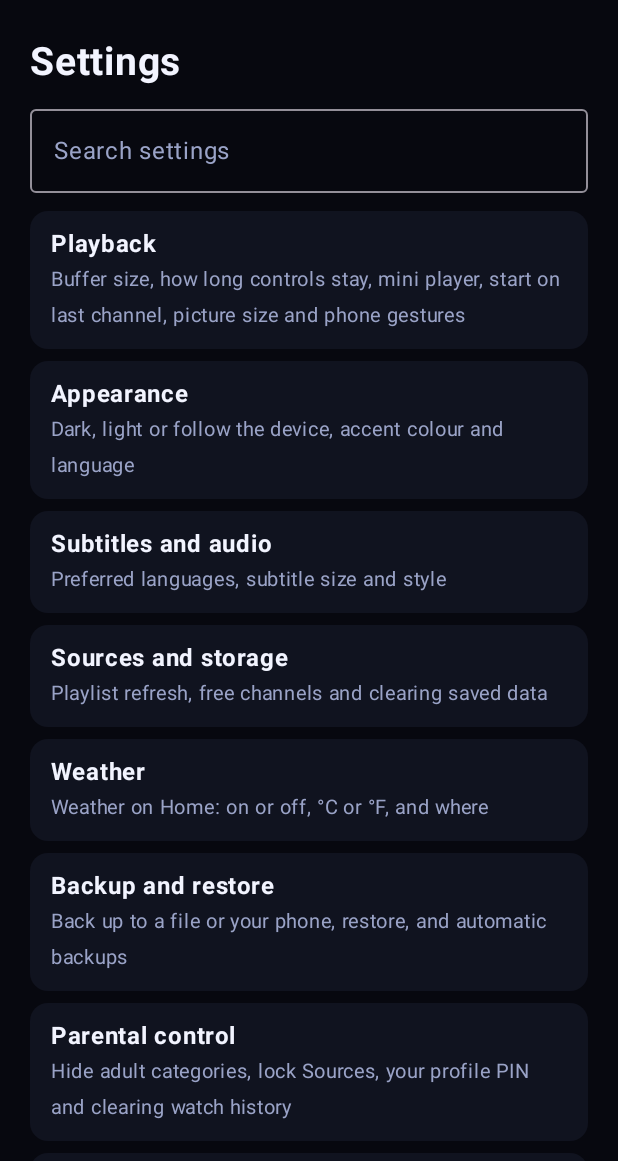
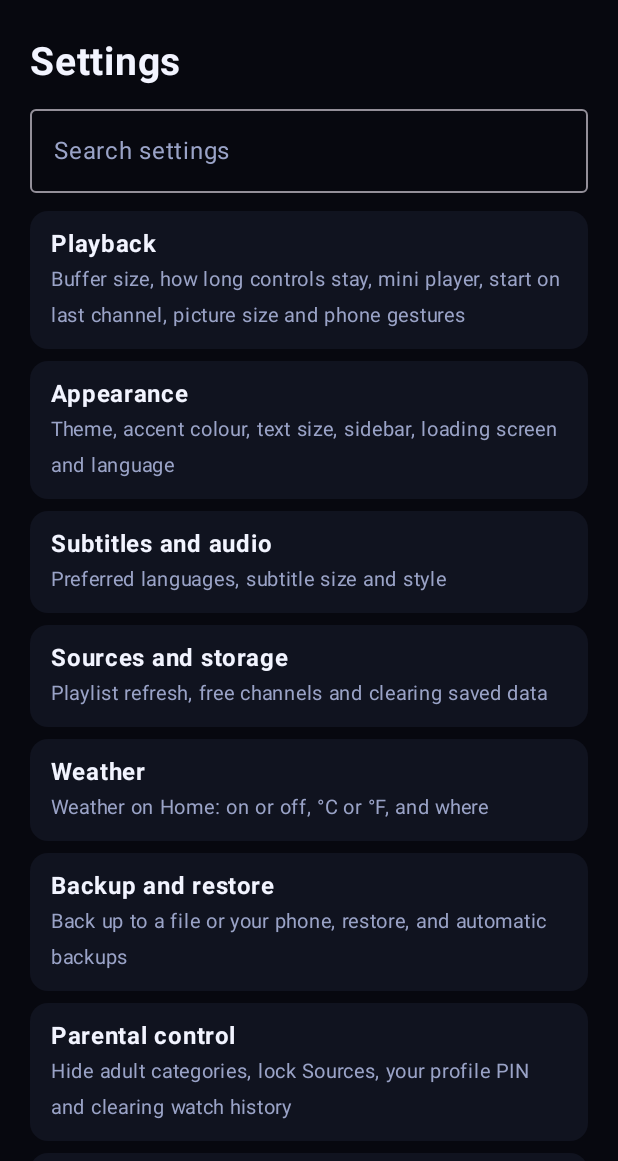
Before and after one commit to MAMIMami19/VantaView, an Android app built with Jetpack Compose: the SettingsScreen screen opened through its navigation route, on a phone screen of 412 x 824 dp, the part 75-1236 px from its top. Run offline under Robolectric (Android 15) with nearby library versions, the phone set to English and light mode, and no system bars; our stand-ins replace Dagger/Hilt's generated code.

Commit message:
Settings: Appearance
Theme: Dark, Black (OLED), Light or Follow device; the colours are now
snapshot state so every screen switches at once, with dark status bar
icons on Light. Accent: six presets or a custom colour (hue slider or
hex). Text size: Small, Normal, Large. Switches for the sidebar
auto-hide and the loading screen. Language shows English and follows
the device once translations exist. Appearance is backed up.

Co-Authored-By: Claude Opus 5.5 <noreply@anthropic.com>
Claude-Session: https://claude.ai/code/session_01YWuUH7VjpPDNJcbUgkJAWQ

```diff
--- a/app/src/main/java/com/vantaview/app/MainActivity.kt
+++ b/app/src/main/java/com/vantaview/app/MainActivity.kt
@@ -55,13 +55,15 @@ class MainActivity : ComponentActivity() {
     @Inject lateinit var profiles: ProfileRepository
     @Inject lateinit var backups: com.vantaview.app.data.backup.BackupManager
     @Inject lateinit var parental: com.vantaview.app.data.profile.ParentalControl
+    @Inject lateinit var appearance: com.vantaview.app.data.AppearanceSettings
 
     override fun onCreate(savedInstanceState: Bundle?) {
         super.onCreate(savedInstanceState)
         // Automatic backups after playlist or profile changes (when switched on in Settings).
         backups.startAutomatic()
         setContent {
-            VantaTheme {
+            val look by appearance.state.collectAsState()
+            VantaTheme(look) {
                 AppNav(prefs, providers, addons, profiles, parental, onExit = { finish() })
             }
         }
@@ -122,12 +124,13 @@ private fun AppNav(
     }
 
     // Loading screen with the light ripple: shown at least 1.6 seconds when the app starts (not on rotation).
-    var splash by androidx.compose.runtime.saveable.rememberSaveable { mutableStateOf(true) }
+    val showLoading = com.vantaview.app.ui.LocalAppearance.current.loadingScreen
+    var splash by androidx.compose.runtime.saveable.rememberSaveable { mutableStateOf(showLoading) }
     LaunchedEffect(Unit) { kotlinx.coroutines.delay(1_600); splash = false }
 
     val startRoute = start
     if (startRoute == null) {
-        com.vantaview.app.ui.SplashScreen()
+        if (showLoading) com.vantaview.app.ui.SplashScreen() else Box(Modifier.fillMaxSize().background(Vanta.Bg))
         return
     }
 
@@ -289,7 +292,7 @@ private fun AppNav(
         if (profile != null) com.vantaview.app.feature.country.CountryChooserHost()
     }
     // The ripple is drawn by OpenGL, which can't be faded as a layer, so the splash dims itself out.
-    var splashShown by androidx.compose.runtime.saveable.rememberSaveable { mutableStateOf(true) }
+    var splashShown by androidx.compose.runtime.saveable.rememberSaveable { mutableStateOf(showLoading) }
     LaunchedEffect(splash) { if (!splash) { kotlinx.coroutines.delay(420); splashShown = false } }
     if (splashShown) com.vantaview.app.ui.SplashScreen(leaving = !splash)
     }
--- a/app/src/main/java/com/vantaview/app/data/backup/BackupManager.kt
+++ b/app/src/main/java/com/vantaview/app/data/backup/BackupManager.kt
@@ -70,12 +70,13 @@ class BackupManager @Inject constructor(
     private val history: WatchHistory,
     private val debrid: DebridStore,
     private val providers: ProviderRepository,
+    private val appearance: com.vantaview.app.data.AppearanceSettings,
     @AppScope private val scope: CoroutineScope,
 ) {
     private val sp = context.getSharedPreferences("backup", Context.MODE_PRIVATE)
 
     /** Settings files copied into a backup. ("guide" is a cache; "debrid" goes in the locked part.) */
-    private val prefNames = listOf("vantaview", "history", "countries", "playback", "parental")
+    private val prefNames = listOf("vantaview", "history", "countries", "playback", "parental", "appearance")
 
     private val _lastAuto = MutableStateFlow(sp.getLong("last_auto", 0))
     val lastAuto: StateFlow<Long> = _lastAuto
@@ -334,6 +335,7 @@ class BackupManager @Inject constructor(
             merge(profiles, playlists, favourites, kids, addons, debridAccounts, settings)
         }
         history.reload()
+        appearance.reload()
         // Download channels for every playlist again.
         db.backup().providers().forEach { p -> providers.sync(p.id) }
     }
--- a/app/src/main/java/com/vantaview/app/feature/settings/SettingsLayout.kt
+++ b/app/src/main/java/com/vantaview/app/feature/settings/SettingsLayout.kt
@@ -41,7 +41,10 @@ enum class SettingsSection(val title: String, val summary: String, val keywords:
         "Playback", "Buffer size, how long controls stay, mini player, start on last channel, picture size and phone gestures",
         "buffer buffering controls hide mini player preview start last channel picture size fit fill zoom gestures swipe double tap",
     ),
-    APPEARANCE("Appearance", "Dark, light or follow the device, accent colour and language", "theme dark light accent colour color language"),
+    APPEARANCE(
+        "Appearance", "Theme, accent colour, text size, sidebar, loading screen and language",
+        "theme dark light black oled follow device accent colour color text size font sidebar hide loading screen splash ripple language",
+    ),
     SUBTITLES("Subtitles and audio", "Preferred languages, subtitle size and style", "subtitle subtitles captions audio language track size"),
     SOURCES("Sources and storage", "Playlist refresh, free channels and clearing saved data", "playlist refresh free tv channels storage cache clear guide epg"),
     WEATHER("Weather", "Weather on Home: on or off, °C or °F, and where", "weather temperature celsius fahrenheit location town city forecast"),
--- a/app/src/main/java/com/vantaview/app/feature/settings/SettingsScreen.kt
+++ b/app/src/main/java/com/vantaview/app/feature/settings/SettingsScreen.kt
@@ -153,6 +153,7 @@ fun SettingsScreen(onEditProfile: (Long) -> Unit = {}, vm: SettingsViewModel = h
             SettingsSection.ABOUT -> HelpAbout()
             SettingsSection.PLAYBACK -> PlaybackSection(vm.playback)
             SettingsSection.PARENTAL -> ParentalSection(onEditProfile)
+            SettingsSection.APPEARANCE -> AppearanceSection(vm.appearance)
             else -> ComingSoon(section)
         }
     }
--- a/app/src/main/java/com/vantaview/app/feature/settings/SettingsViewModel.kt
+++ b/app/src/main/java/com/vantaview/app/feature/settings/SettingsViewModel.kt
@@ -38,6 +38,7 @@ class SettingsViewModel @Inject constructor(
     private val backup: BackupManager,
     private val weather: com.vantaview.app.data.weather.WeatherRepository,
     val playback: com.vantaview.app.data.PlaybackSettings,
+    val appearance: com.vantaview.app.data.AppearanceSettings,
 ) : ViewModel() {
     // ---- Weather ----
     data class WeatherUi(val enabled: Boolean, val fahrenheit: Boolean, val place: String?, val usingDevice: Boolean)
--- a/app/src/main/java/com/vantaview/app/ui/AppShell.kt
+++ b/app/src/main/java/com/vantaview/app/ui/AppShell.kt
@@ -97,7 +97,8 @@ fun AppShell(
         val focusManager = LocalFocusManager.current
 
         // Side rail auto-hide: everywhere except Home, 5 seconds after focus leaves the rail.
-        val autoHide = wide && current != null && current != Section.HOME
+        // Settings › Appearance › Hide the sidebar.
+        val autoHide = wide && current != null && current != Section.HOME && LocalAppearance.current.sidebarAutoHide
         var railShown by remember { mutableStateOf(true) }
         var railHasFocus by remember { mutableStateOf(false) }
         var focusRail by remember { mutableStateOf(false) }
--- a/app/src/main/java/com/vantaview/app/ui/Theme.kt
+++ b/app/src/main/java/com/vantaview/app/ui/Theme.kt
@@ -26,42 +26,101 @@ import androidx.compose.ui.graphics.Shape
 import androidx.compose.ui.text.font.FontWeight
 import androidx.compose.ui.unit.dp
 
+/** One set of colours for the whole app. */
+data class VantaPalette(
+    val bg: Color, val surface: Color, val surfaceHigh: Color, val text: Color, val textDim: Color,
+    val highlight: Color, val error: Color, val accent: Color, val light: Boolean,
+)
+
+private val darkPalette = VantaPalette(
+    bg = Color(0xFF07080F), surface = Color(0xFF10131F), surfaceHigh = Color(0xFF1A1F33),
+    text = Color(0xFFF2F4FF), textDim = Color(0xFF9AA3C7), highlight = Color(0xFF00E5FF),
+    error = Color(0xFFFF5370), accent = Color(0xFF6E54E6), light = false,
+)
+
+/** Builds the palette for a theme and accent. Light themes darken the highlight so it reads on white. */
+fun paletteFor(theme: com.vantaview.app.data.ThemeMode, systemDark: Boolean, highlight: Color, focus: Color): VantaPalette {
+    val mode = if (theme == com.vantaview.app.data.ThemeMode.SYSTEM) {
+        if (systemDark) com.vantaview.app.data.ThemeMode.DARK else com.vantaview.app.data.ThemeMode.LIGHT
+    } else theme
+    return when (mode) {
+        com.vantaview.app.data.ThemeMode.BLACK -> darkPalette.copy(
+            bg = Color.Black, surface = Color(0xFF0B0C12), surfaceHigh = Color(0xFF161A2A), highlight = highlight, accent = focus,
+        )
+        com.vantaview.app.data.ThemeMode.LIGHT -> VantaPalette(
+            bg = Color(0xFFF4F5FA), surface = Color.White, surfaceHigh = Color(0xFFE3E6F2),
+            text = Color(0xFF12141F), textDim = Color(0xFF5A6385),
+            highlight = androidx.compose.ui.graphics.lerp(highlight, Color.Black, 0.35f),
+            error = Color(0xFFD32F45), accent = focus, light = true,
+        )
+        else -> darkPalette.copy(highlight = highlight, accent = focus)
+    }
+}
+
+/**
+ * The app's colours. They follow Settings › Appearance: the palette is snapshot state, so screens
+ * redraw when the theme or accent changes.
+ */
 object Vanta {
-    val Bg = Color(0xFF07080F)
-    val Surface = Color(0xFF10131F)
-    val SurfaceHigh = Color(0xFF1A1F33)
-    val Text = Color(0xFFF2F4FF)
-    val TextDim = Color(0xFF9AA3C7)
-    val Cyan = Color(0xFF00E5FF)
-    val Error = Color(0xFFFF5370)
+    var palette by mutableStateOf(darkPalette)
+    val Bg get() = palette.bg
+    val Surface get() = palette.surface
+    val SurfaceHigh get() = palette.surfaceHigh
+    val Text get() = palette.text
+    val TextDim get() = palette.textDim
+    /** The highlight colour (named Cyan because that's the default). */
+    val Cyan get() = palette.highlight
+    val Error get() = palette.error
     val Gradient = listOf(
         Color(0xFF7C4DFF), Color(0xFF2979FF), Color(0xFF00E5FF),
         Color(0xFF00E676), Color(0xFFFFEA00), Color(0xFFFF9100),
     )
-    /** Main accent: a solid violet from the logo's V (buttons, focus rings, progress, avatar ring). */
-    val Accent = Color(0xFF6E54E6)
+    /** Focus rings and main buttons; violet unless the accent is changed. */
+    val Accent get() = palette.accent
     /** The full logo gradient, kept for the logo itself; the UI uses the solid [Accent] instead. */
     val LogoBrush: Brush get() = Brush.linearGradient(Gradient)
     val GradientBrush: Brush get() = androidx.compose.ui.graphics.SolidColor(Accent)
 }
 
+/** Settings › Appearance for the whole app (sidebar auto-hide, loading screen...). */
+val LocalAppearance = androidx.compose.runtime.staticCompositionLocalOf { com.vantaview.app.data.Appearance() }
+
 @Composable
-fun VantaTheme(content: @Composable () -> Unit) {
-    MaterialTheme(
-        colorScheme = darkColorScheme(
-            primary = Vanta.Accent,
-            onPrimary = Color.White,
-            secondary = Color(0xFF7C4DFF),
-            background = Vanta.Bg,
-            onBackground = Vanta.Text,
-            surface = Vanta.Surface,
-            onSurface = Vanta.Text,
-            surfaceVariant = Vanta.SurfaceHigh,
-            onSurfaceVariant = Vanta.TextDim,
-            error = Vanta.Error,
+fun VantaTheme(appearance: com.vantaview.app.data.Appearance = com.vantaview.app.data.Appearance(), content: @Composable () -> Unit) {
+    val systemDark = androidx.compose.foundation.isSystemInDarkTheme()
+    val highlight = Color(appearance.accent?.highlight ?: appearance.custom)
+    val focus = appearance.accent?.let { Color(it.focus) } ?: androidx.compose.ui.graphics.lerp(Color(appearance.custom), Color.Black, 0.2f)
+    val p = paletteFor(appearance.theme, systemDark, highlight, focus)
+    Vanta.palette = p
+    // Dark status bar icons on the light theme.
+    val view = androidx.compose.ui.platform.LocalView.current
+    androidx.compose.runtime.SideEffect {
+        val window = (view.context as? android.app.Activity)?.window ?: return@SideEffect
+        androidx.core.view.WindowCompat.getInsetsController(window, view).apply {
+            isAppearanceLightStatusBars = p.light
+            isAppearanceLightNavigationBars = p.light
+        }
+    }
+    val density = androidx.compose.ui.platform.LocalDensity.current
+    val colors = if (p.light) {
+        androidx.compose.material3.lightColorScheme(
+            primary = p.accent, onPrimary = Color.White, secondary = Color(0xFF7C4DFF),
+            background = p.bg, onBackground = p.text, surface = p.surface, onSurface = p.text,
+            surfaceVariant = p.surfaceHigh, onSurfaceVariant = p.textDim, error = p.error,
+        )
+    } else darkColorScheme(
+        primary = p.accent, onPrimary = Color.White, secondary = Color(0xFF7C4DFF),
+        background = p.bg, onBackground = p.text, surface = p.surface, onSurface = p.text,
+        surfaceVariant = p.surfaceHigh, onSurfaceVariant = p.textDim, error = p.error,
+    )
+    androidx.compose.runtime.CompositionLocalProvider(
+        LocalAppearance provides appearance,
+        androidx.compose.ui.platform.LocalDensity provides androidx.compose.ui.unit.Density(
+            density.density, density.fontScale * appearance.textSize.scale,
         ),
-        content = content,
-    )
+    ) {
+        MaterialTheme(colorScheme = colors, content = content)
+    }
 }
 
 /**
```
Also changed, not shown: app/src/main/java/com/vantaview/app/data/AppearanceSettings.kt (added, +66 -0 lines), app/src/main/java/com/vantaview/app/feature/settings/AppearanceSection.kt (added, +162 -0 lines), 1 other file.
